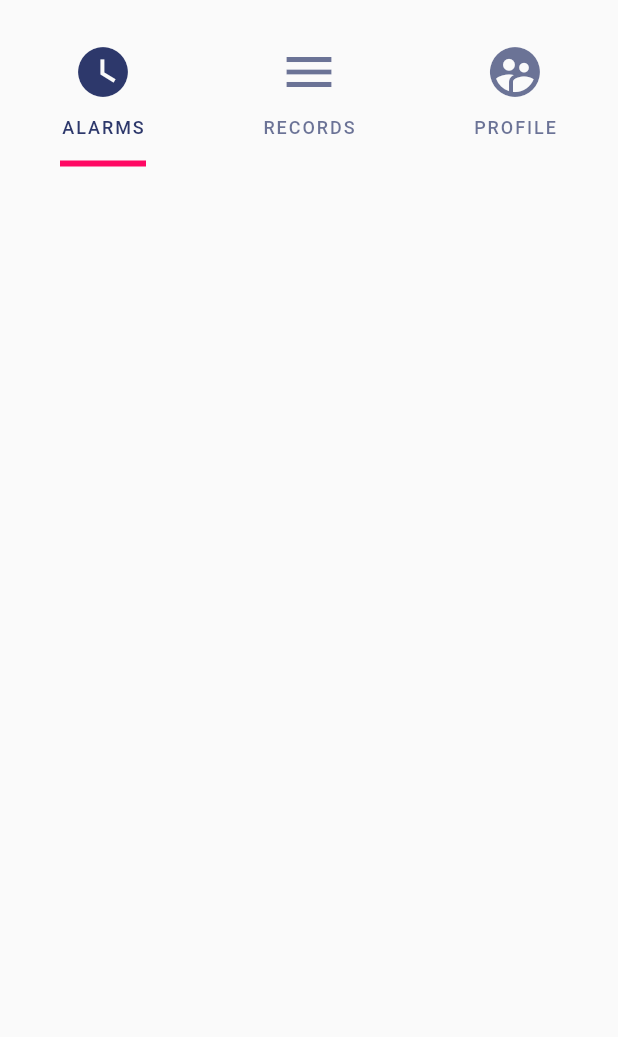
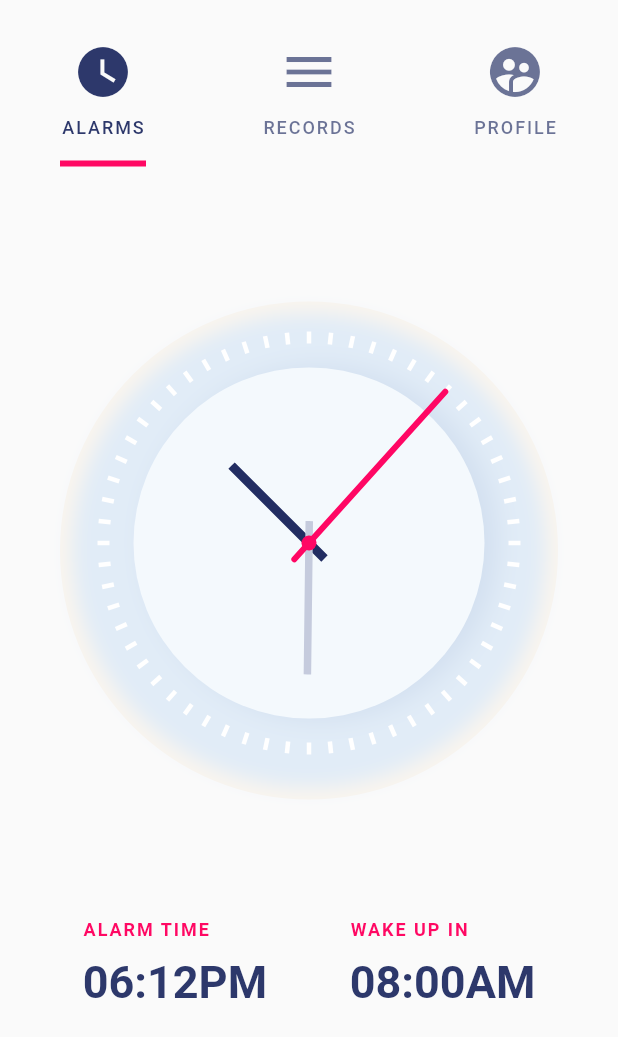
Before and after one commit to ajvelo/My-Alarm, a Flutter app: the screen it shows after launch, on a phone screen of 412 x 824 dp. Shown: the top 1037 px of the screen. Run offline on Flutter 3.47's test engine with Material 2 defaults, Android fonts, the phone set to English and light mode, and no system bars.

Commit message:
Create firstTabScreen

```diff
--- a/my_alarm/lib/main.dart
+++ b/my_alarm/lib/main.dart
@@ -1,5 +1,6 @@
 import 'package:flutter/material.dart';
 import 'package:my_alarm/clock/clock.dart';
+import 'package:my_alarm/screens/first_screen.dart';
 
 void main() => runApp(new MyApp());
 
@@ -85,6 +86,13 @@ class AppClock extends StatelessWidget{
               ),
             ),
           ),
+          body: TabBarView(
+            children: <Widget>[
+              Center(child: FirstTab()),
+              Text('Second Screen'),
+              Text('Third Screen')
+            ],
+          ),
         ),
       )
     );
--- /dev/null
+++ b/my_alarm/lib/screens/first_screen.dart
@@ -0,0 +1,73 @@
+import 'package:flutter/material.dart';
+import 'package:my_alarm/clock/clock.dart';
+
+class FirstTab extends StatelessWidget {
+  @override
+  Widget build(BuildContext context) {
+    return ListView(
+      children: <Widget>[
+        SizedBox(
+          height: 85,
+        ),
+        Padding(
+          padding: EdgeInsets.symmetric(horizontal: 40.0),
+          child: Clock()
+        ),
+        SizedBox(
+          height: 85,
+        ),
+        Row(
+          mainAxisAlignment: MainAxisAlignment.spaceEvenly,
+          children: <Widget>[
+            Column (
+              crossAxisAlignment: CrossAxisAlignment.start,
+              children: <Widget>[
+                Text(
+                  "ALARM TIME",
+                  style: TextStyle(
+                    color: Color(0xffff0863),
+                    fontSize: 12,
+                    fontWeight: FontWeight.w700,
+                    letterSpacing: 1.3
+                  ),
+                ),
+                SizedBox(height: 10.0),
+                Text(
+                  "06:12PM",
+                  style: TextStyle(
+                    color: Color(0xff2d386b),
+                    fontSize: 30,
+                    fontWeight: FontWeight.w700
+                  ),
+                )
+              ],
+            ),
+            Column(
+              crossAxisAlignment: CrossAxisAlignment.start,
+              children: <Widget>[
+                Text(
+                  "WAKE UP IN",
+                  style: TextStyle(
+                      color: Color(0xffff0863),
+                      fontSize: 12,
+                      fontWeight: FontWeight.w700,
+                      letterSpacing: 1.3
+                  ),
+                ),
+                SizedBox(height: 10.0),
+                Text(
+                  "08:00AM",
+                  style: TextStyle(
+                      color: Color(0xff2d386b),
+                      fontSize: 30,
+                      fontWeight: FontWeight.w700
+                  ),
+                )
+              ],
+            )
+          ],
+        )
+      ],
+    );
+  }
+}
```
Also changed, not shown: my_alarm/lib/screens/second_screen.dart (added), my_alarm/lib/screens/third_screen.dart (added).
